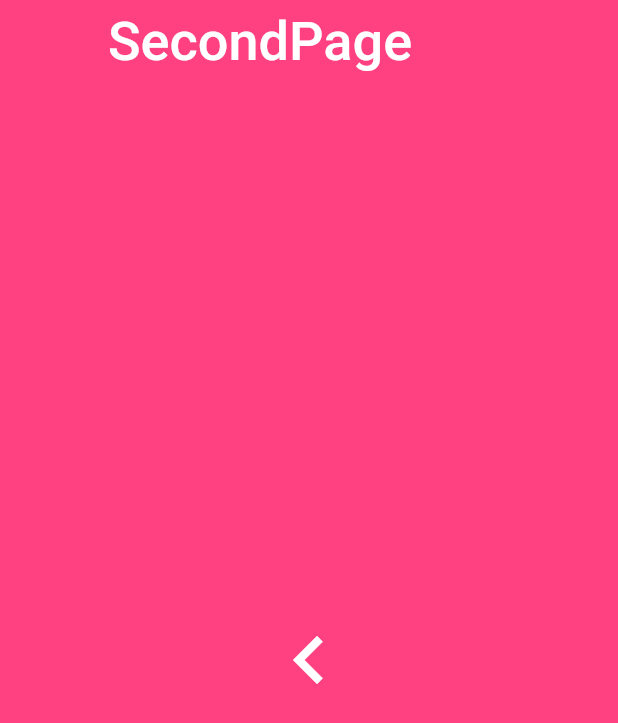
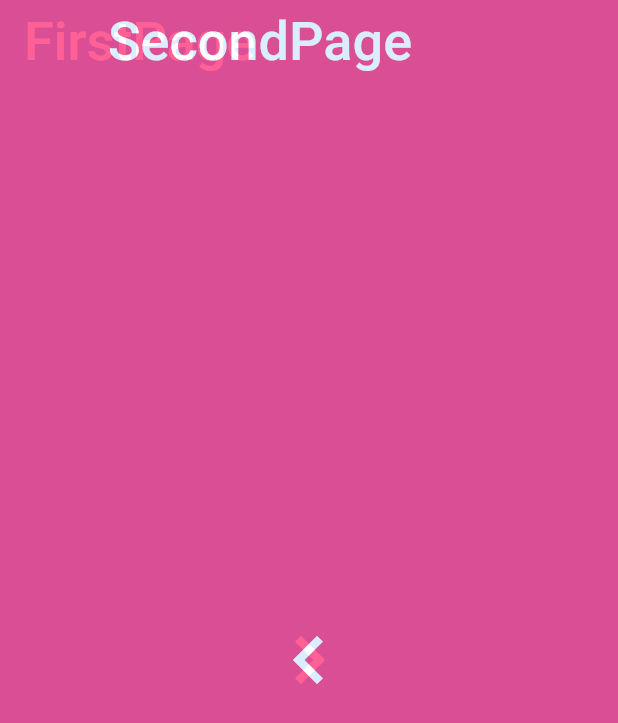
Before and after one commit to html546/flutterDemo03, a Flutter app: the screen it shows after launch, after a tap on the "navigate next" icon, on a phone screen of 412 x 824 dp. Shown: the top 723 px of the screen. Run offline on Flutter 3.47's test engine with Material 2 defaults, Android fonts, the phone set to English and light mode, and no system bars.

Commit message:
渐隐效果

```diff
--- /dev/null
+++ b/lib/custome_router.dart
@@ -0,0 +1,30 @@
+import 'package:flutter/material.dart';
+
+class CustomeRouter extends PageRouteBuilder {
+  final Widget widget;
+
+  CustomeRouter(this.widget)
+      : super(
+            transitionDuration: Duration(seconds: 2),
+            pageBuilder: (
+              BuildContext context,
+              Animation<double> animation1,
+              Animation<double> animation2,
+            ) {
+              return widget;
+            },
+            transitionsBuilder: (
+              BuildContext context,
+              Animation<double> animation1,
+              Animation<double> animation2,
+              Widget child,
+            ) {
+              return FadeTransition(
+                opacity: Tween(begin: 0.0, end: 1.0).animate(CurvedAnimation(
+                  parent: animation1,
+                  curve: Curves.fastOutSlowIn,
+                )),
+                child: child,
+              );
+            });
+}
--- a/lib/pages.dart
+++ b/lib/pages.dart
@@ -1,4 +1,5 @@
 import 'package:flutter/material.dart';
+import 'custome_router.dart';
 
 class FirstPage extends StatelessWidget {
   @override
@@ -20,10 +21,7 @@ class FirstPage extends StatelessWidget {
             size: 64.0,
           ),
           onPressed: () {
-            Navigator.of(context)
-                .push(MaterialPageRoute(builder: (BuildContext context) {
-              return SecondPage();
-            }));
+            Navigator.of(context).push(CustomeRouter(SecondPage()));
           },
         ),
       ),
```
